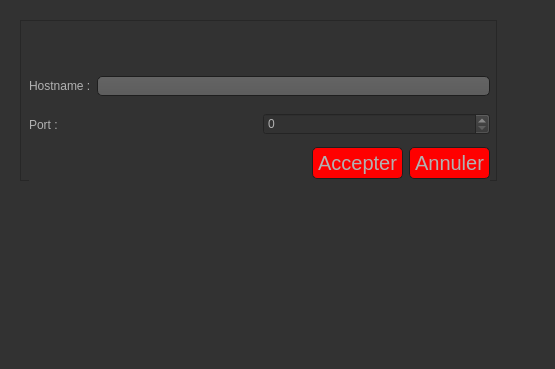
The window that invite/messengerconnection.ui (dina-boughanmi/projet-C-) describes before a commit, drawn with Qt 5.
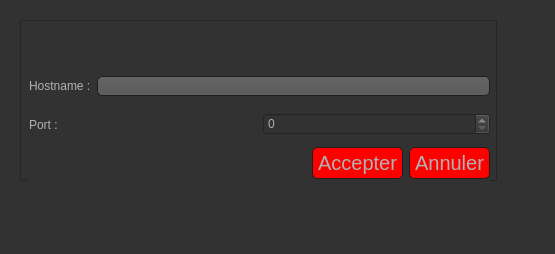
The same window after the commit. Icons and pictures are not drawn.

Diff of the .ui file:
```diff
--- a/invite/messengerconnection.ui
+++ b/invite/messengerconnection.ui
@@ -7,7 +7,7 @@
     <x>0</x>
     <y>0</y>
     <width>555</width>
-    <height>369</height>
+    <height>254</height>
    </rect>
   </property>
   <property name="windowTitle">
```
